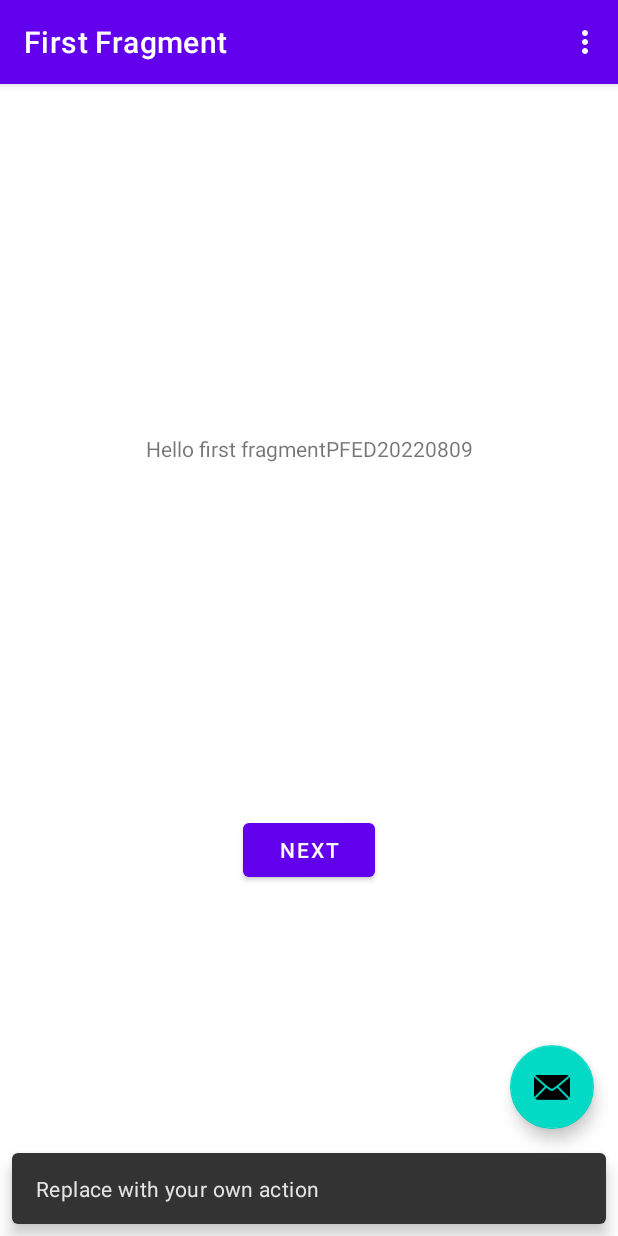
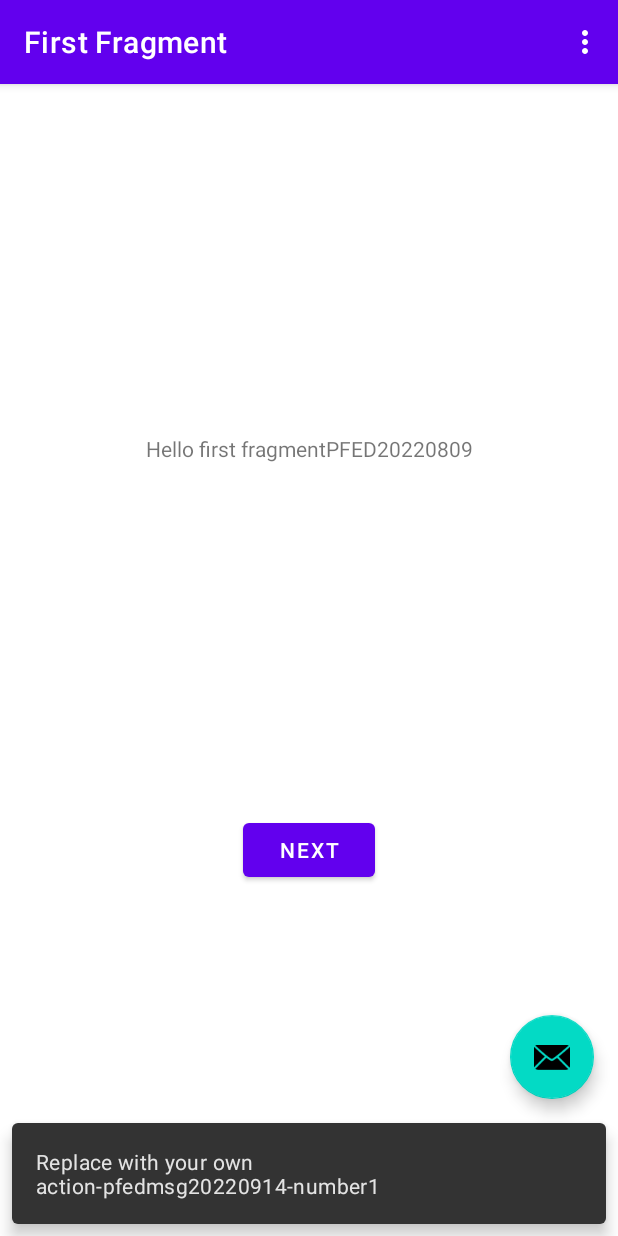
Before and after one commit to DanielSMO1st/PfedApp20220809, an Android app: the screen it shows after launch (MainActivity), after a tap on an icon or button, on a phone screen of 412 x 824 dp. Run offline under Robolectric (Android 15) with nearby library versions, the phone set to English and light mode, and no system bars; our stand-ins replace navigation-ui.

Commit message:
gradle.xml-and-vcs.xml-pfed20220914-commit-message - extracted string to ressouce

```diff
--- a/app/src/main/java/com/example/pfedapp20220809/MainActivity.kt
+++ b/app/src/main/java/com/example/pfedapp20220809/MainActivity.kt
@@ -30,9 +30,9 @@ class MainActivity : AppCompatActivity() {
         setupActionBarWithNavController(navController, appBarConfiguration)
 
         binding.fab.setOnClickListener { view ->
-            Snackbar.make(view, "Replace with your own action", Snackbar.LENGTH_LONG)
+            Snackbar.make(view, getString(R.string.action_message_bw1pfed0_20220913), Snackbar.LENGTH_LONG)
                 .setAction("Action", null).show()
-            Toast.makeText( this,">Hello from Mail-Button-Click<", Toast.LENGTH_LONG).show()
+            Toast.makeText( this, getString(R.string.hello_from_mail_button_klick), Toast.LENGTH_LONG).show()
         }
 
         Toast.makeText( this,">Hello from App-Start<", Toast.LENGTH_LONG).show()
--- a/app/src/main/res/values/strings.xml
+++ b/app/src/main/res/values/strings.xml
@@ -9,5 +9,6 @@
 
     <string name="hello_first_fragment">Hello first fragmentPFED20220809</string>
     <string name="hello_second_fragment">Hello second fragment. Arg: %1$s</string>
-    <string name="action_message_bw1pfed0_20220913">Replace with your own action-pfedmsg20220913-number2</string>
+    <string name="action_message_bw1pfed0_20220913">Replace with your own action-pfedmsg20220914-number1</string>
+    <string name="hello_from_mail_button_klick"><![CDATA[>20220914 Hello from Mail-Button-Click<]]></string>
 </resources>
```
